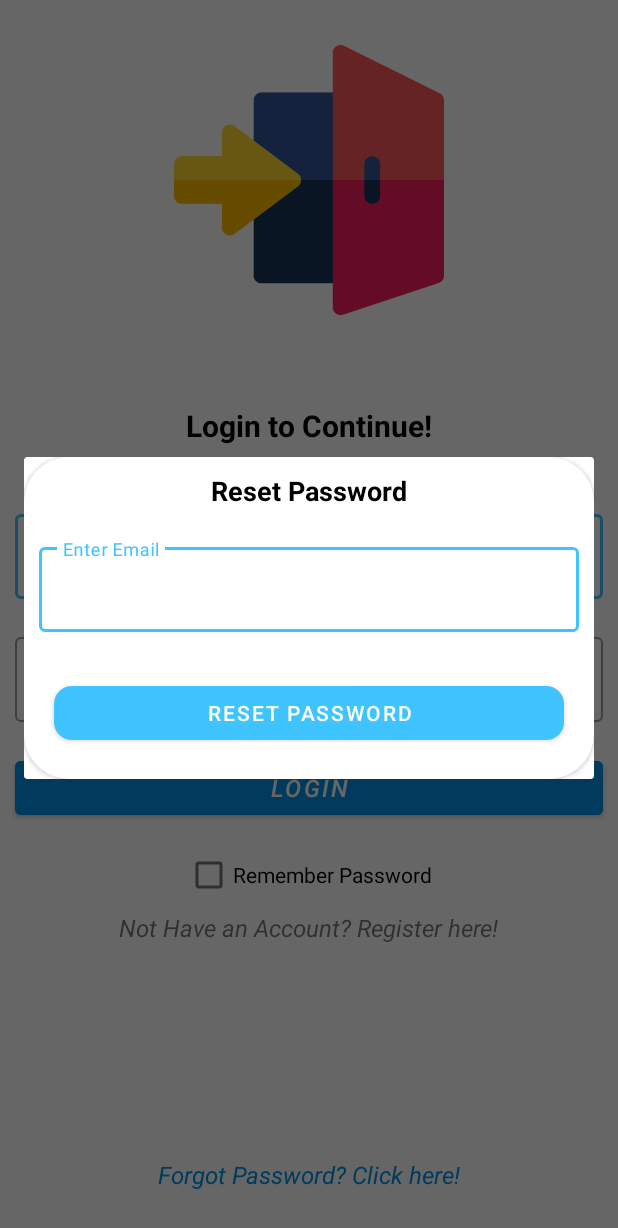
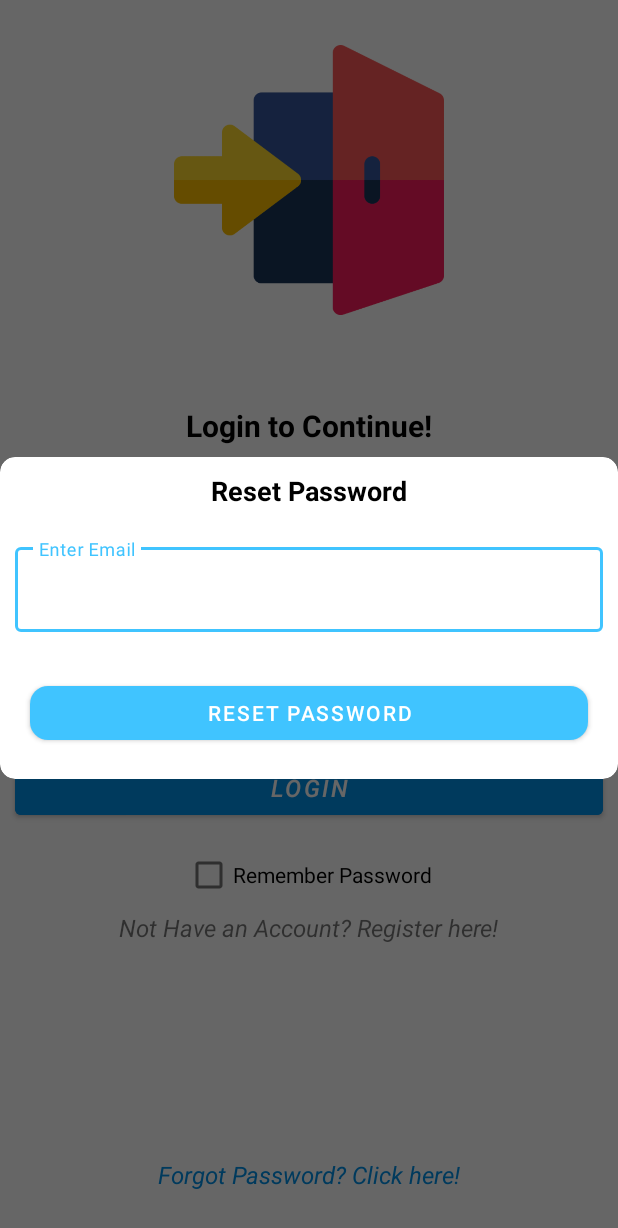
Before and after one commit to karthickdeveloper22/IQ-Expense, an Android app: the LoginActivity screen opened directly, with no data from a screen before it, after a tap on "Forgot Password? Click here!", on a phone screen of 412 x 824 dp. Shown: the top 1228 px of the screen. Run offline under Robolectric (Android 15) with nearby library versions, the phone set to English and light mode, and no system bars; our stand-ins replace Volley.

Commit message:
update commit

```diff
--- a/app/src/main/java/com/androidheroes/iqexpensemanager/Activities/LoginActivity.java
+++ b/app/src/main/java/com/androidheroes/iqexpensemanager/Activities/LoginActivity.java
@@ -95,6 +95,7 @@
 
             builder.setView(dialogView);
             AlertDialog alertDialog = builder.create();
+            alertDialog.getWindow().setBackgroundDrawableResource(android.R.color.transparent);
 
             resetPasswordBtn.setOnClickListener(view1 -> {
                 String resetEmail = resetEmailEt.getText().toString().trim();
--- a/app/src/main/res/layout/reset_password_layout.xml
+++ b/app/src/main/res/layout/reset_password_layout.xml
@@ -3,8 +3,8 @@
     xmlns:app="http://schemas.android.com/apk/res-auto"
     android:layout_width="match_parent"
     android:layout_height="wrap_content"
-    android:layout_margin="10dp"
-    app:cardCornerRadius="30dp"
+    android:layout_margin="20dp"
+    app:cardCornerRadius="10dp"
     android:background="#FFFFFF">
 
     <RelativeLayout
```
